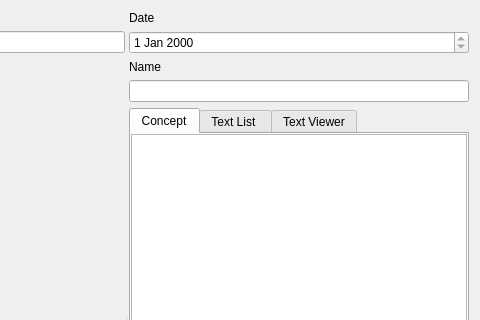
Holence/DongliTeahouseStudio2, file module/Ui_Library.ui: the form before one commit; both pictures show x 412 to 892 and y 0 to 320 of the 892 by 650 pixel window.
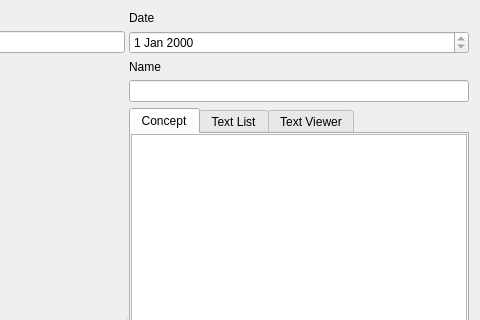
The form after the commit. Custom widgets are drawn as their Qt base class.

The edit to the form file:
```diff
--- a/module/Ui_Library.ui
+++ b/module/Ui_Library.ui
@@ -139,7 +139,7 @@
          </widget>
          <widget class="QWidget" name="tab_textlist">
           <attribute name="title">
-           <string>Text List </string>
+           <string>Text List</string>
           </attribute>
           <layout class="QHBoxLayout" name="horizontalLayout_4">
            <property name="spacing">
```
